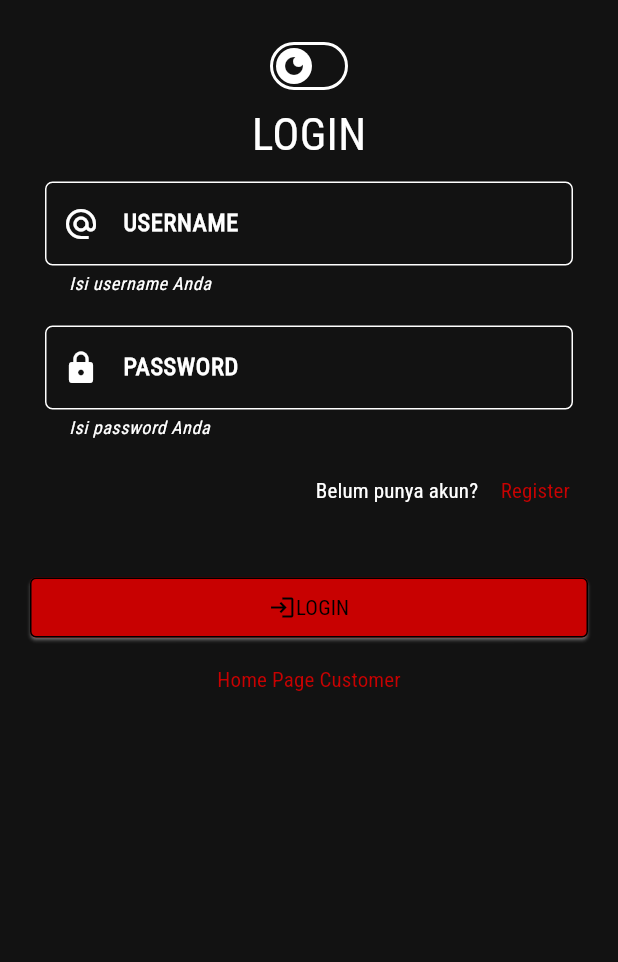
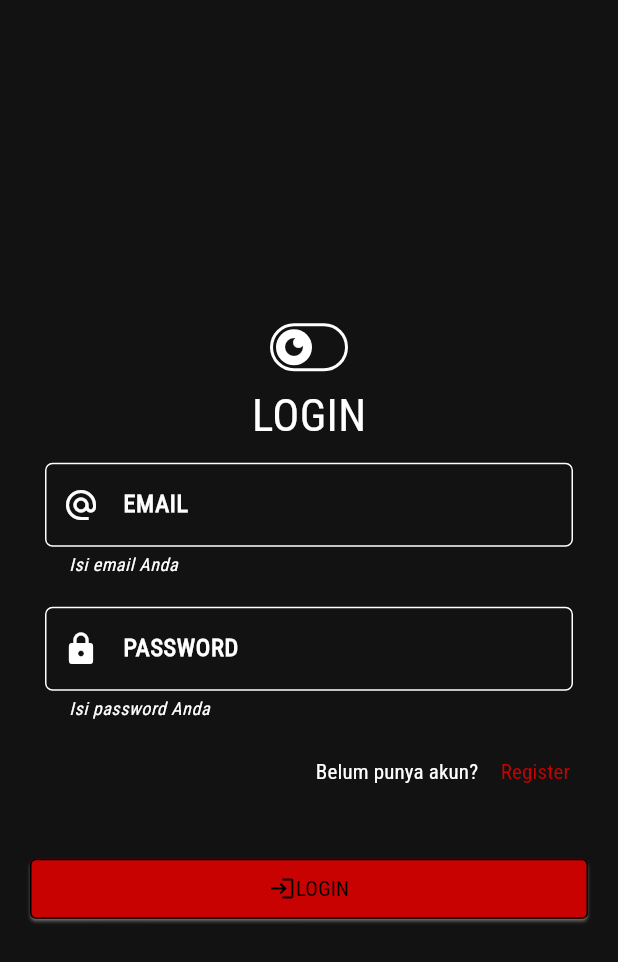
Before and after one commit to 221110019/project_bansos, a Flutter app: the LoginScreen screen opened directly with empty values, on a phone screen of 412 x 824 dp. Shown: the top 962 px of the screen. Run offline on Flutter 3.47's test engine with Material 3 defaults, Android fonts, the phone set to English and light mode, and no system bars; our stand-ins replace firebase_auth, firebase_core, shared_preferences, sqflite; accounts and stored records are empty.

Commit message:
memberikan sedikit validation pada login page, dan mengatur aligmnet pada login dan register page

```diff
--- a/lib/pages/auth/login_screen.dart
+++ b/lib/pages/auth/login_screen.dart
@@ -41,6 +41,7 @@ class _LoginScreenState extends State<LoginScreen> {
         child: Container(
           padding: const EdgeInsets.all(20),
           width: MediaQuery.of(context).size.width,
+          height: MediaQuery.of(context).size.height,
           child: Column(
             mainAxisAlignment: MainAxisAlignment.center,
             crossAxisAlignment: CrossAxisAlignment.center,
@@ -51,11 +52,13 @@ class _LoginScreenState extends State<LoginScreen> {
                 style: TextStyle(fontSize: 30),
               ),
               AuthTextfield(
+                  errorText: Provider.of<LoginProvider>(context).emailError,
                   controller: emailController,
                   prefixIcon: Icon(Icons.alternate_email),
-                  labelText: "USERNAME",
-                  helperText: "Isi username Anda"),
+                  labelText: "EMAIL",
+                  helperText: "Isi email Anda"),
               AuthTextfield(
+                errorText: Provider.of<LoginProvider>(context).passwordError,
                 controller: passwordController,
                 prefixIcon: Icon(Icons.lock),
                 labelText: "PASSWORD",
@@ -93,12 +96,12 @@ class _LoginScreenState extends State<LoginScreen> {
                       Text("LOGIN"),
                     ],
                   )),
-              TextButton(
-                  onPressed: () {
-                    Navigator.of(context).pushReplacement(
-                        MaterialPageRoute(builder: (context) => HomeCust()));
-                  },
-                  child: Text('Home Page Customer'))
+              // TextButton(
+              //     onPressed: () {
+              //       Navigator.of(context).pushReplacement(
+              //           MaterialPageRoute(builder: (context) => HomeCust()));
+              //     },
+              //     child: Text('Home Page Customer'))
             ],
           ),
         ),
--- a/lib/pages/auth/register_screen.dart
+++ b/lib/pages/auth/register_screen.dart
@@ -45,6 +45,7 @@ class _RegisterScreenState extends State<RegisterScreen> {
         child: Container(
           padding: const EdgeInsets.all(20),
           width: MediaQuery.of(context).size.width,
+          height: MediaQuery.of(context).size.height,
           child: Column(
             mainAxisAlignment: MainAxisAlignment.center,
             crossAxisAlignment: CrossAxisAlignment.center,
@@ -57,8 +58,8 @@ class _RegisterScreenState extends State<RegisterScreen> {
               AuthTextfield(
                 errorText: Provider.of<RegisterProvider>(context).emailError,
                 prefixIcon: Icon(Icons.alternate_email),
-                labelText: "USERNAME",
-                helperText: "Isi username Anda",
+                labelText: "EMAIL",
+                helperText: "Isi email Anda",
                 controller: emailController,
               ),
               AuthTextfield(
--- a/lib/services/auth_services.dart
+++ b/lib/services/auth_services.dart
@@ -42,6 +42,9 @@ class AuthServices {
       } else if (e.code == 'wrong-password') {
         Provider.of<LoginProvider>(context, listen: false)
             .changePasswordError('password salah');
+      } else if (e.code == 'invalid-email') {
+        Provider.of<LoginProvider>(context, listen: false)
+            .changeEmailError('Email salah');
       }
     } catch (e) {
       print('error : $e');
```
